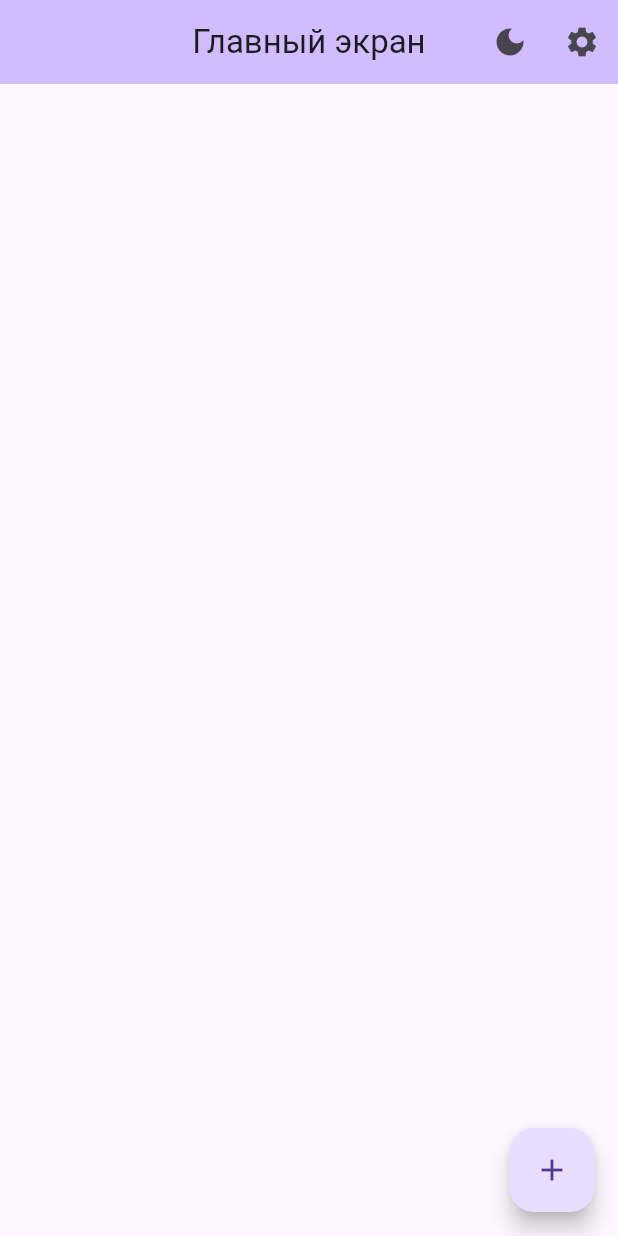
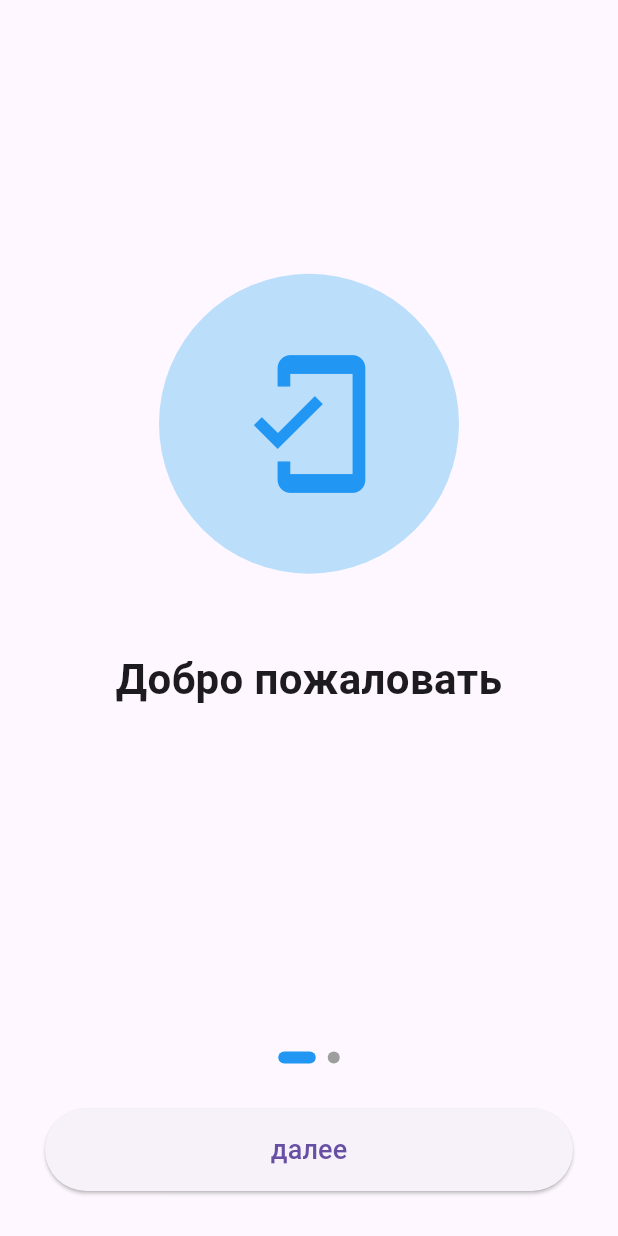
Before and after one commit to ratnurbebebe-oss/todoList1, a Flutter app: the screen it shows after launch, on a phone screen of 412 x 824 dp. Run offline on Flutter 3.47's test engine with Material 3 defaults, Android fonts, the phone set to English and light mode, and no system bars; our stand-ins replace flutter_bloc, shared_preferences.

```diff
--- a/lib/home/home_page.dart
+++ b/lib/home/home_page.dart
@@ -1,194 +1,24 @@
 import 'package:flutter/material.dart';
-import 'package:flutter_todolist_1/add/add__page.dart';
-import 'package:flutter_todolist_1/sattingg/Sattingg_page.dart';
 
-class MyHomePage extends StatefulWidget {
-
-final bool isDark;
-  final String title;
-  final VoidCallback onThemeChanged;
-   const MyHomePage({super.key,
-   required this.title,
-    required this.onThemeChanged,
-     required this.isDark});
-  //создать состояние =виделить память для statefull виджет
-  @override
-  State<MyHomePage> createState() => _MyHomePageState();
-}
-
-class _MyHomePageState extends State<MyHomePage> {
-
-  List<Note> notes = [];
-
-  void _incrementCounter() {
-    setState(() {});
-  }
-
-  //создать в память-виджет появляеться в оперативной памяти
-  @override
-  void initState() {
-    super.initState();
-    //запускать таймеры или анимации
-    //Инициализировать свойство
-
-    //подгружать данны с сети и локального хранилиша
-
-    print("Home Page -initState");
-  }
-
-  @override
-  void didChangeDependencies() {
-    // TODO: implement didChangeDependencies
-    super.didChangeDependencies();
-    //при обновлении тем. языков и т д (глобалтый изменение)
-    print("Home Page - dodChangeDependeces");
-  }
+class HomePage extends StatelessWidget {
+  const HomePage({super.key});
 
   @override
   Widget build(BuildContext context) {
-    print("Home Page -build");
-
     return Scaffold(
       appBar: AppBar(
-        backgroundColor: Theme.of(context).colorScheme.inversePrimary,
-        centerTitle: true,
-        title: Text(widget.title),
-        actions: [
-          IconButton(
-            icon: Icon(Icons.dark_mode),
-            onPressed: widget.onThemeChanged,
+        title: const Text('Главная'),
+      ),
+      body: const Center(
+        child: Text(
+          'Добро пожаловать на главный экран!',
+          style: TextStyle(
+            fontSize: 24,
+            fontWeight: FontWeight.bold,
           ),
-          IconButton(
-            icon: Icon(Icons.settings),
-            onPressed: () {
-
-              Navigator.push(
-                context,
-                MaterialPageRoute(builder: (context) => SattinggPage()),
-              );
-            },
-          ),
-        ],
-
-      ),
-      body: Center(
-        child: Column(
-          mainAxisAlignment: MainAxisAlignment.center,
-          children: [
-
-            Expanded(
-
-              child: ListView.builder(
-                itemCount: notes.length,
-                itemBuilder: (context, index) {
-                  return Container(
-                    width: double.infinity,
-
-                    padding: EdgeInsets.all(10.0),
-                    margin: EdgeInsets.all(10.0),
-                    decoration: BoxDecoration(
-                      color: Colors.blueAccent[700],
-                      borderRadius: BorderRadius.circular(10.0),
-                    ),
-
-
-                    child: Container(
-                      child: Column(
-                        children: [
-                          Row(
-                            children: [
-                              Checkbox(
-                                value: notes[index].isDone,
-                                onChanged: (value) {
-                                  setState(() {
-                                    notes[index].isDone = value ?? false;
-                                  });
-                                },
-                              ),
-                              Expanded(
-                                child: Text(
-                                  notes[index].text,
-                                  style: TextStyle(
-                                    color: Colors.white,
-                                    fontSize: 18.0,
-                                    decoration: notes[index].isDone
-                                        ? TextDecoration.lineThrough
-                                        : TextDecoration.none,
-                                  ),
-                                ),
-                              ),
-                              IconButton(
-                                icon: Icon(Icons.delete, color: Colors.white),
-                                onPressed: () {
-                                  setState(() {
-                                    notes.removeAt(index);
-                                  });
-                                },
-                              ),
-
-                            ],
-                          ),
-                           Align(
-                                alignment: Alignment.bottomRight,
-                                child: Text(
-                                  "01.08.2026",
-                                  style: TextStyle(
-                                    color: Colors.white,
-                                    fontSize: 8.0,
-                                  ),
-                                ),
-                              ),
-                        ],
-                      ),
-                    ),
-                  );
-                },
-              ),
-            ),
-          ],
+          textAlign: TextAlign.center,
         ),
-      ),
-      floatingActionButton: FloatingActionButton(
-        onPressed: anAddTap,
-        tooltip: 'Increment',
-        child: const Icon(Icons.add),
       ),
     );
   }
-
-  void anAddTap() async {
-    final String? result = await Navigator.push(
-      context,
-      MaterialPageRoute(builder: (context) => AddPage()),
-    );
-    if (result != null) {
-      setState(() {
-        notes.add(Note(text: result));
-      });
-    }
-
-    // void _onSaveTop(){
-    //   final controller = TextEditingController();
-    //   TextField(
-    //     controller: controller,
-    //   );
-    //  Navigator.pop(context, controller.text);
-    // }
-  }
-
-  @override
-  void dispose() {
-    super.dispose();
-    //таймер выключать
-    //слушателей (Controller)выключать
-    //слашателей (Stream)
-    print("Home Page -dispose");
-  }
 }
-
-class Note {
-  String text;
-  bool isDone;
-  DateTime dateTime = DateTime.now();
-  Note({required this.text, this.isDone = false});
-}
--- a/lib/main.dart
+++ b/lib/main.dart
@@ -1,38 +1,31 @@
 import 'package:flutter/material.dart';
-import 'package:flutter_todolist_1/home/home_page.dart';
-import 'package:flutter_todolist_1/sattingg/Sattingg_page.dart';
-
-void main() {
-  runApp( MyApp());
+import 'package:shared_preferences/shared_preferences.dart';
+import 'home/home_page.dart';
+import 'onboarding_page.dart';
+void main()async {
+  WidgetsFlutterBinding.ensureInitialized();
+  final prefs =await SharedPreferences.getInstance();
+  final bool isOnboardingViewed=
+  prefs.getBool("isOnboardingViewed")??false;
+  runApp(
+    MyApp(isOnboardingViewed:isOnboardingViewed,
+    ),
+  );
 }
-
-class MyApp extends StatefulWidget {
-  const MyApp({super.key});
-
- @override
-  State<MyApp> createState()=> MyAppState();
-}
-class MyAppState extends State<MyApp>{
-  bool isDark=false;
-   void  changeTheme(){
-    setState(() {
-      isDark=!isDark;
-    });
-  }
+class MyApp extends StatelessWidget{
+  final bool isOnboardingViewed;
+  const MyApp({
+    super.key,
+    required this.isOnboardingViewed,
+  });
   @override
   Widget build(BuildContext context) {
     return MaterialApp(
       debugShowCheckedModeBanner: false,
-      themeMode: isDark ? ThemeMode.dark: ThemeMode.light,
-      theme: ThemeData(
-        brightness: Brightness.light,
-      ),
-      darkTheme: ThemeData(
-        brightness: Brightness.dark,
-      ),
-      home: MyHomePage(title: "Главный экран",
-      isDark: isDark,
-       onThemeChanged: changeTheme),
+      title: "OnBoarding",
+      home: isOnboardingViewed
+      ?const HomePage()
+      : const OnboardingPage(),
     );
   }
 }
--- /dev/null
+++ b/lib/onboarding_page.dart
@@ -0,0 +1,143 @@
+import 'package:flutter/material.dart';
+import 'package:shared_preferences/shared_preferences.dart';
+import 'home/home_page.dart';
+
+class OnboardingPage extends StatefulWidget {
+  const OnboardingPage({super.key});
+  @override
+  State<OnboardingPage> createState() => _StateOnboardingPage();
+}
+
+class _StateOnboardingPage extends State<OnboardingPage> {
+  final PageController _pageController = PageController();
+  int currentPage = 0;
+  final List<Map<String, String>> pages = [
+    {
+      "title": "Добро пожаловать ",
+      "Description": "Это наше приложение. Здесь вы сможете удобно работать. ",
+    },
+    {
+      "title": "Будте продуктивнее",
+      "descripyion": "Создавайте задачи и следите за своим прогрессом.",
+    },
+  ];
+  Future<void> finishOnboarding() async {
+    final prefs = await SharedPreferences.getInstance();
+    await prefs.setBool("isOboardingViewed", true);
+    if (!mounted) return;
+    Navigator.pushReplacement(
+      context,
+      MaterialPageRoute(builder: (context) => const HomePage()),
+    );
+  }
+
+  void nextPage() {
+    if (currentPage == pages.length - 1) {
+      finishOnboarding();
+    } else {
+      _pageController.nextPage(
+        duration: const Duration(milliseconds: 300),
+        curve: Curves.easeInOut,
+      );
+    }
+  }
+
+  @override
+  Widget build(BuildContext context) {
+    return Scaffold(
+      body: SafeArea(
+        child: Column(
+          children: [
+            Expanded(
+              child: PageView.builder(
+                controller: _pageController,
+                itemCount: pages.length,
+                onPageChanged: (index) {
+                  setState(() {
+                    currentPage = index;
+                  });
+                },
+                itemBuilder: (context, index) {
+                  return Padding(
+                    padding: const EdgeInsets.all(30),
+                    child: Column(
+                      mainAxisAlignment: MainAxisAlignment.center,
+                      children: [
+                        Container(
+                          width: 200,
+                          height: 200,
+                          decoration: BoxDecoration(
+                            color: Colors.blue.shade100,
+                            shape: BoxShape.circle,
+                          ),
+                          child: const Icon(
+                            Icons.mobile_friendly,
+                            size: 100,
+                            color: Colors.blue,
+                          ),
+                        ),
+                        const SizedBox(height: 50),
+                        Text(
+                          pages[index]["title"]??"",
+                          textAlign: TextAlign.center,
+                          style: const TextStyle(
+                            fontSize: 28,
+                            fontWeight: FontWeight.bold,
+                          ),
+                        ),
+                        const SizedBox(height: 20),
+                        Text(
+                          pages[index]["descreption"]??"",
+                          textAlign: TextAlign.center,
+                          style: const TextStyle(
+                            fontSize: 18,
+                            color: Colors.grey,
+                          ),
+                        ),
+                      ],
+                    ),
+                  );
+                },
+              ),
+            ),
+            Row(
+              mainAxisAlignment: MainAxisAlignment.center,
+              children: List.generate(pages.length, (index) {
+                return Container(
+                  margin: const EdgeInsets.symmetric(horizontal: 4),
+                  width: currentPage == index ? 25 : 8,
+                  height: 8,
+                  decoration: BoxDecoration(
+                    color: currentPage == index ? Colors.blue : Colors.grey,
+                    borderRadius: BorderRadius.circular(10),
+                  ),
+                );
+              }),
+            ),
+            const SizedBox(height: 30),
+            Padding(
+              padding: const EdgeInsets.symmetric(horizontal: 30),
+              child: SizedBox(
+                width: double.infinity,
+                height: 55,
+                child: ElevatedButton(
+                  onPressed: nextPage,
+                  child: Text(
+                    currentPage == pages.length - 1 ? "начать" : "далее",
+                    style: const TextStyle(fontSize: 18),
+                  ),
+                ),
+              ),
+            ),
+            const SizedBox(height: 30,)
+          ],
+        ),
+      ),
+    );
+    @override
+    void  dispose(){
+      _pageController.dispose();
+      super.dispose();
+    }
+  }
+}
--- a/lib/sattingg/Sattingg_page.dart
+++ b/lib/sattingg/Sattingg_page.dart
@@ -1,6 +1,6 @@
  import 'package:flutter_bloc/flutter_bloc.dart';
  import 'package:flutter/material.dart';
-import 'package:flutter_todolist_1/setting/Setting_cubit.dart';
+import 'package:flutter_todolist_1/setting/setting_cubit.dart';
 
 class SattinggPage extends StatelessWidget{
   const SattinggPage({super.key});
--- a/lib/setting/setting_cubit.dart
+++ b/lib/setting/setting_cubit.dart
@@ -1,4 +1,5 @@
 import 'package:flutter_bloc/flutter_bloc.dart';
+import 'package:flutter_todolist_1/sattingg/sattingg_page.dart';
 class SettingCubit extends Cubit<bool>{
   SettingCubit(): super(false);
   void changeTheme(){
--- a/pubspec.yaml
+++ b/pubspec.yaml
@@ -35,6 +35,7 @@ dependencies:
   # Use with the CupertinoIcons class for iOS style icons.
   cupertino_icons: ^1.0.8
   flutter_bloc: ^9.1.1
+  shared_preferences: ^2.5.5
 
 dev_dependencies:
   flutter_test:
```
Also changed, not shown: pubspec.lock, 1 other file.
